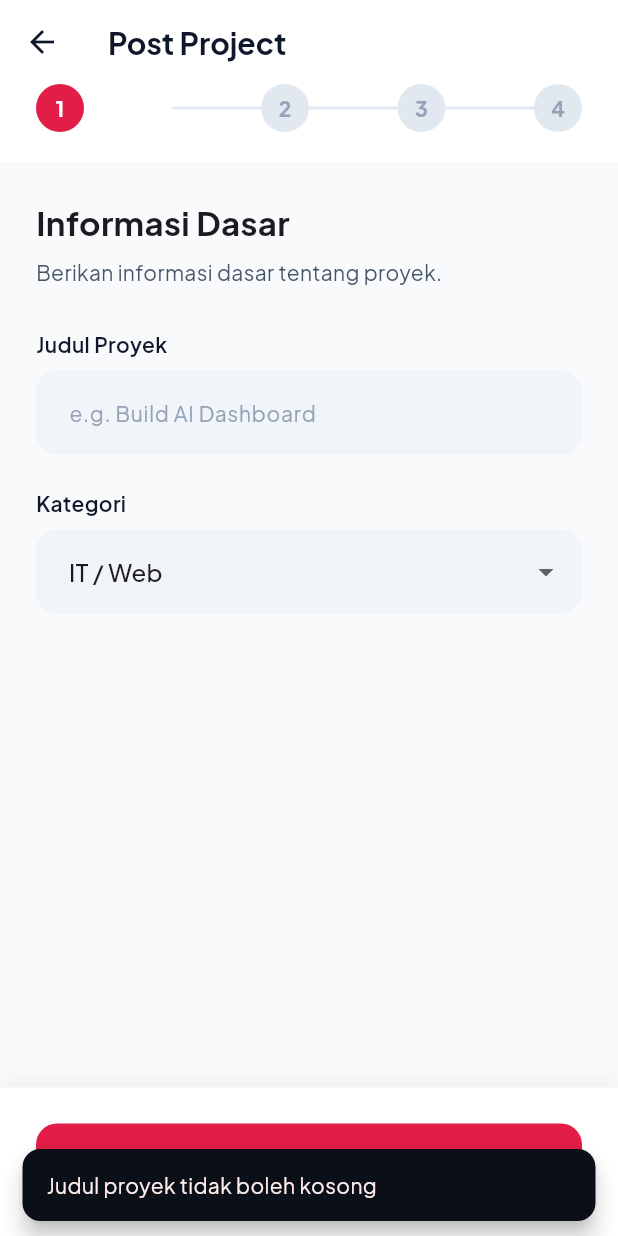
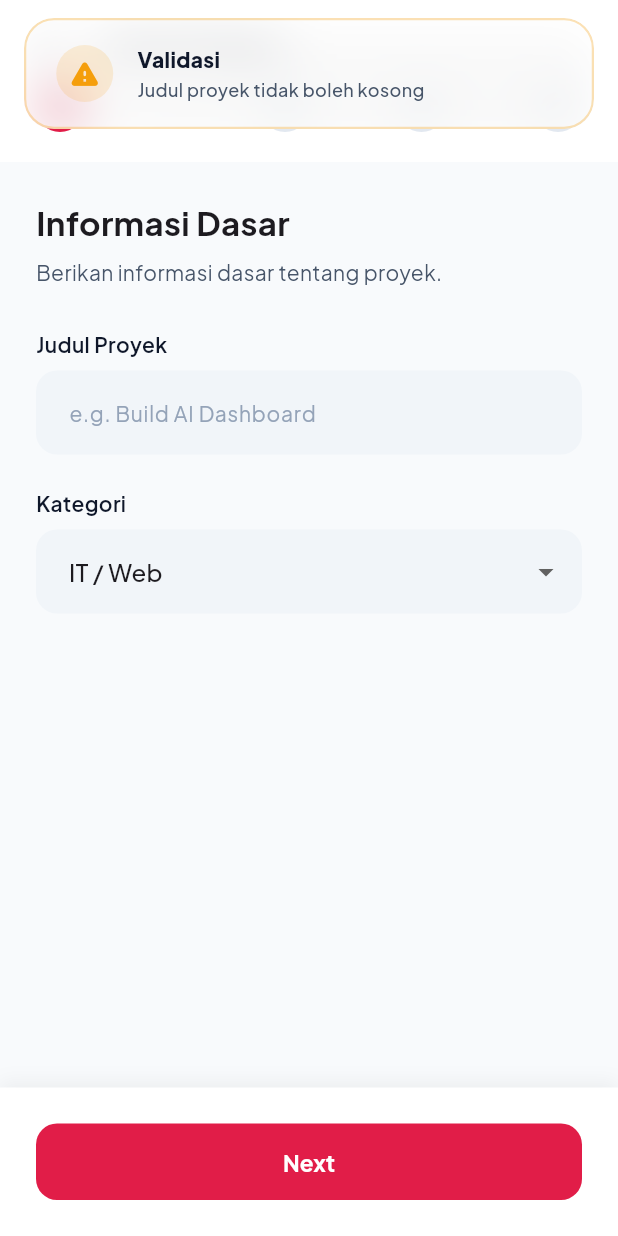
Before and after one commit to SamuelKaunang/QuickTurnMobile, a Flutter app: the PostProjectScreen screen opened directly, after a tap on "Next", on a phone screen of 412 x 824 dp. Run offline on Flutter 3.47's test engine with Material 3 defaults, Android fonts, the phone set to English and light mode, and no system bars; our stand-ins replace dio, file_picker, firebase_core, firebase_messaging, flutter_local_notifications, flutter_map and 6 more; missing offline and left inert: stomp_dart_client; accounts and stored records are empty.

Commit message:
feat(mobile): implement FCM push notification service and migrate all SnackBars to QTToast feedback system

```diff
--- /dev/null
+++ b/lib/core/widgets/qt_toast.dart
@@ -0,0 +1,130 @@
+import 'dart:ui';
+import 'package:flutter/material.dart';
+import 'package:google_fonts/google_fonts.dart';
+import '../theme/qt_colors.dart';
+
+enum QTToastType { success, error, info, warning }
+
+class QTToast {
+  static void show(
+    BuildContext context, {
+    required String message,
+    required String title,
+    QTToastType type = QTToastType.info,
+    Duration duration = const Duration(seconds: 3),
+  }) {
+    final overlay = Overlay.of(context);
+
+    IconData icon;
+    Color accentColor;
+
+    switch (type) {
+      case QTToastType.success:
+        icon = Icons.check_circle_rounded;
+        accentColor = QTColors.accentBeginner;
+        break;
+      case QTToastType.error:
+        icon = Icons.error_rounded;
+        accentColor = QTColors.error;
+        break;
+      case QTToastType.warning:
+        icon = Icons.warning_rounded;
+        accentColor = QTColors.warning;
+        break;
+      case QTToastType.info:
+      default:
+        icon = Icons.info_rounded;
+        accentColor = QTColors.info;
+        break;
+    }
+
+    late OverlayEntry overlayEntry;
+
+    overlayEntry = OverlayEntry(
+      builder: (context) => Positioned(
+        top: MediaQuery.of(context).padding.top + 12,
+        left: 16,
+        right: 16,
+        child: Material(
+          color: Colors.transparent,
+          child: TweenAnimationBuilder<double>(
+            tween: Tween(begin: 0.0, end: 1.0),
+            duration: const Duration(milliseconds: 300),
+            curve: Curves.easeOutBack,
+            builder: (context, value, child) {
+              return Transform.translate(
+                offset: Offset(0, (1 - value) * -50),
+                child: Opacity(opacity: value, child: child),
+              );
+            },
+            child: ClipRRect(
+              borderRadius: BorderRadius.circular(20),
+              child: BackdropFilter(
+                filter: ImageFilter.blur(sigmaX: 16, sigmaY: 16),
+                child: Container(
+                  padding: const EdgeInsets.symmetric(horizontal: 20, vertical: 16),
+                  decoration: BoxDecoration(
+                    color: Colors.white.withOpacity(0.7),
+                    borderRadius: BorderRadius.circular(20),
+                    border: Border.all(color: accentColor.withOpacity(0.3), width: 1.5),
+                    boxShadow: [
+                      BoxShadow(
+                        color: Colors.black.withOpacity(0.08),
+                        blurRadius: 24,
+                        offset: const Offset(0, 8),
+                      )
+                    ],
+                  ),
+                  child: Row(
+                    children: [
+                      Container(
+                        padding: const EdgeInsets.all(8),
+                        decoration: BoxDecoration(
+                          color: accentColor.withOpacity(0.15),
+                          shape: BoxShape.circle,
+                        ),
+                        child: Icon(icon, color: accentColor, size: 22),
+                      ),
+                      const SizedBox(width: 16),
+                      Expanded(
+                        child: Column(
+                          crossAxisAlignment: CrossAxisAlignment.start,
+                          mainAxisSize: MainAxisSize.min,
+                          children: [
+                            Text(
+                              title,
+                              style: GoogleFonts.plusJakartaSans(
+                                fontWeight: FontWeight.w800,
+                                fontSize: 14,
+                                color: QTColors.textPrimary,
+                              ),
+                            ),
+                            const SizedBox(height: 2),
+                            Text(
+                              message,
+                              style: GoogleFonts.plusJakartaSans(
+                                fontSize: 12,
+                                fontWeight: FontWeight.w500,
+                                color: QTColors.textSecondary,
+                              ),
+                            ),
+                          ],
+                        ),
+                      ),
+                    ],
+                  ),
+                ),
+              ),
+            ),
+          ),
+        ),
+      ),
+    );
+
+    overlay.insert(overlayEntry);
+
+    Future.delayed(duration, () {
+      overlayEntry.remove();
+    });
+  }
+}
--- a/lib/features/auth/services/auth_service.dart
+++ b/lib/features/auth/services/auth_service.dart
@@ -1,5 +1,6 @@
 import 'package:dio/dio.dart';
 import '../../../core/network/dio_client.dart';
+import '../../../core/services/push_notification_service.dart';
 
 class AuthService {
   final DioClient _client = DioClient();
@@ -27,6 +28,9 @@ class AuthService {
         // Save to secure storage via DioClient helper methods
         await _client.saveToken(token);
         await _client.saveUserRole(role);
+
+        // Register device token for push notifications
+        PushNotificationService().registerDeviceToken();
 
         // Return full data map
         return {
--- a/lib/features/projects/browse_projects_screen.dart
+++ b/lib/features/projects/browse_projects_screen.dart
@@ -1,6 +1,7 @@
 import 'package:flutter/material.dart';
 import 'package:google_fonts/google_fonts.dart';
 import '../../core/theme/qt_colors.dart';
+import '../../core/widgets/qt_toast.dart';
 import 'services/project_service.dart';
 import 'widgets/nearby_projects_view.dart';
 
@@ -329,12 +330,12 @@ class _BrowseProjectsScreenState extends State<BrowseProjectsScreen> {
           SizedBox(width: double.infinity, height: 54, child: ElevatedButton(
             onPressed: () async {
               if (proposalCtrl.text.trim().isEmpty) {
-                ScaffoldMessenger.of(context).showSnackBar(const SnackBar(content: Text("Proposal tidak boleh kosong")));
+                QTToast.show(context, title: "Validasi Gagal", message: "Proposal tidak boleh kosong.", type: QTToastType.warning);
                 return;
               }
               final bid = double.tryParse(bidCtrl.text) ?? 0;
               if (bid <= 0) {
-                ScaffoldMessenger.of(context).showSnackBar(const SnackBar(content: Text("Bid amount harus lebih dari 0")));
+                QTToast.show(context, title: "Validasi Gagal", message: "Bid amount harus lebih dari 0.", type: QTToastType.warning);
                 return;
               }
               final res = await ProjectService().applyProject(
@@ -343,11 +344,11 @@ class _BrowseProjectsScreenState extends State<BrowseProjectsScreen> {
                 bidAmount: bid,
               );
               if (res['success'] == true) {
-                ScaffoldMessenger.of(context).showSnackBar(const SnackBar(content: Text("Application submitted!")));
+                QTToast.show(context, title: "Lamaran Dikirim! 🚀", message: "Proposal Anda berhasil dikirim.", type: QTToastType.success);
                 Navigator.pop(context);
                 _loadProjects();
               } else {
-                ScaffoldMessenger.of(context).showSnackBar(SnackBar(content: Text(res['message'] ?? "Gagal melamar")));
+                QTToast.show(context, title: "Gagal Melamar", message: res['message'] ?? "Terjadi kesalahan.", type: QTToastType.error);
               }
             },
             child: Text("Submit Application", style: GoogleFonts.plusJakartaSans(fontWeight: FontWeight.w700)))),
--- a/lib/features/projects/post_project_screen.dart
+++ b/lib/features/projects/post_project_screen.dart
@@ -5,6 +5,7 @@ import 'package:google_fonts/google_fonts.dart';
 import 'package:latlong2/latlong.dart';
 
 import '../../core/theme/qt_colors.dart';
+import '../../core/widgets/qt_toast.dart';
 import 'services/project_service.dart';
 
 class PostProjectScreen extends StatefulWidget {
@@ -492,7 +493,15 @@ class _PostProjectScreenState extends State<PostProjectScreen> {
 
   void _showSnack(String message) {
     if (!mounted) return;
-    ScaffoldMessenger.of(context).showSnackBar(SnackBar(content: Text(message)));
+    final isSuccess = message.toLowerCase().contains("berhasil") || message.toLowerCase().contains("success");
+    final isWarning = message.toLowerCase().contains("kosong") || message.toLowerCase().contains("pilih") || message.toLowerCase().contains("wajib") || message.toLowerCase().contains("tidak valid");
+
+    QTToast.show(
+      context,
+      title: isSuccess ? "Berhasil! 🎉" : (isWarning ? "Validasi" : "Info"),
+      message: message,
+      type: isSuccess ? QTToastType.success : (isWarning ? QTToastType.warning : QTToastType.error),
+    );
   }
 
   Widget _label(String t) => Text(t, style: GoogleFonts.plusJakartaSans(fontSize: 14, fontWeight: FontWeight.w600, color: QTColors.textPrimary));
--- a/pubspec.yaml
+++ b/pubspec.yaml
@@ -49,6 +49,9 @@ dependencies:
   flutter_map: ^8.3.0
   latlong2: ^0.9.1
   geolocator: ^14.0.2
+  firebase_core: ^4.10.0
+  firebase_messaging: ^16.3.0
+  flutter_local_notifications: ^22.0.1
 
 dev_dependencies:
   flutter_test:
```
Also changed, not shown: lib/core/services/push_notification_service.dart (added, +80 -0 lines), lib/features/auth/login_screen.dart (+29 -23 lines), lib/features/auth/register_screen.dart (+7 -2 lines), lib/features/chat/chat_screen.dart (+11 -4 lines), lib/features/dashboard/umkm_dashboard_screen.dart (+49 -8 lines), lib/features/profile/profile_screen.dart (+18 -6 lines), lib/features/projects/active_projects_screen.dart (+6 -5 lines), lib/main.dart (+9 -1 lines), lib/screens/active_projects_screen.dart (+11 -21 lines), lib/screens/projects_m_screen.dart (+6 -10 lines), firebase.json (added), lib/firebase_options.dart (added), 3 other files.
